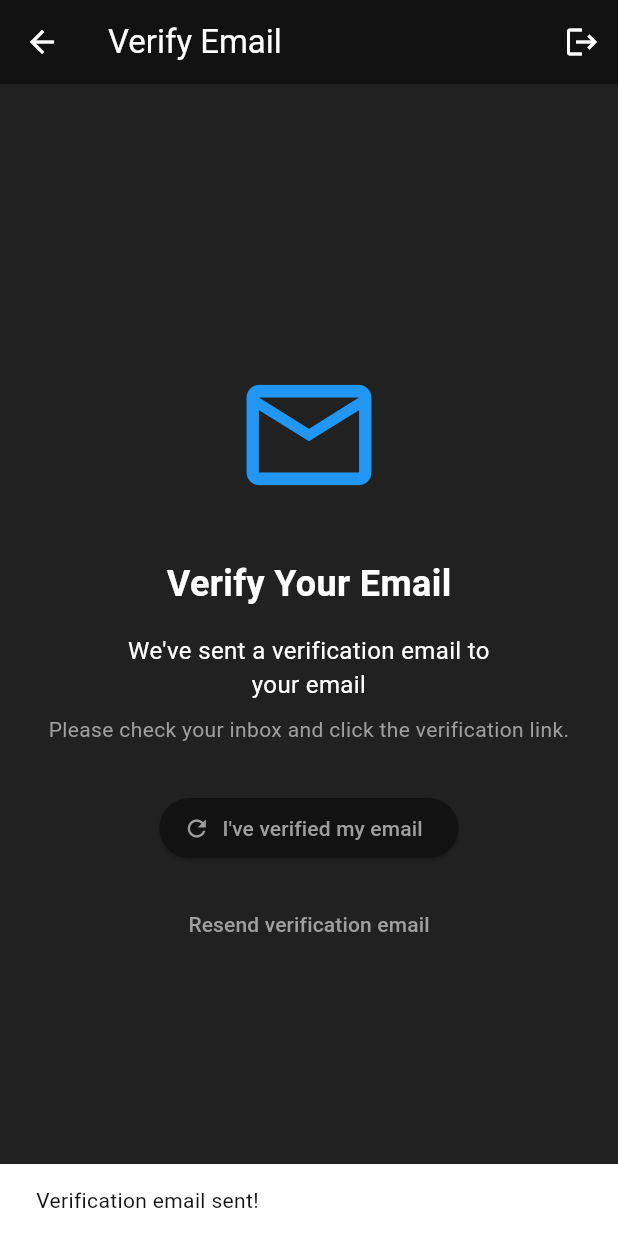
After one commit to gmbcode/azt, a Flutter app: the EmailVerificationScreen screen opened directly, after a tap on "Resend verification email", on a phone screen of 412 x 824 dp. The commit adds this screen. Run offline on Flutter 3.47's test engine with Material 3 defaults, Android fonts, the phone set to English and light mode, and no system bars; our stand-ins replace cloud_firestore, firebase_auth, firebase_core, flutter_bloc, google_sign_in; accounts and stored records are empty; network calls fail.

Commit message:
Added email verification to cubit and repo

```diff
--- a/lib/features/auth/data/firebase_auth_repo.dart
+++ b/lib/features/auth/data/firebase_auth_repo.dart
@@ -3,7 +3,7 @@ import 'package:azt/features/auth/domain/repos/auth_repo.dart';
 import 'package:firebase_auth/firebase_auth.dart';
 import 'package:google_sign_in/google_sign_in.dart';
 import 'package:flutter/foundation.dart' show kIsWeb;
-
+import 'package:cloud_firestore/cloud_firestore.dart';
 
 class FirebaseAuthRepo implements AuthRepo{
   //firebase access
@@ -19,13 +19,29 @@ class FirebaseAuthRepo implements AuthRepo{
       .signInWithEmailAndPassword(email: email, password: password);
 
       //create user
-      AppUser user = AppUser(uid: userCredential.user!.uid, email: email);
+      AppUser user = AppUser(uid: userCredential.user!.uid, email: email,emailVerified: userCredential.user!.emailVerified);
 
       //return user
       return user;
 
+    } on FirebaseAuthException catch (e){
+        switch (e.code) {
+      case 'invalid-email':
+        throw Exception('The email address is not valid.');
+      case 'user-disabled':
+        throw Exception('This user has been disabled.');
+      case 'user-not-found':
+        throw Exception('No user found for that email.');
+      case 'wrong-password':
+        throw Exception('Wrong password provided for that user.');
+      case 'too-many-requests':
+        throw Exception('Too many attempts. Try again later.');
+      case 'network-request-failed':
+        throw Exception('Please connect to internet and try again later');
+      default:
+        throw Exception('Login failed. ${e.message ?? 'Please try again.'}');
     }
-
+    }
     //catch errors
     catch(e){
       throw Exception('Login failed: $e');
@@ -42,10 +58,23 @@ class FirebaseAuthRepo implements AuthRepo{
       .createUserWithEmailAndPassword(email: email, password: password);
 
       //create user
-      AppUser user = AppUser(uid: userCredential.user!.uid, email: email);
+      AppUser user = AppUser(uid: userCredential.user!.uid, email: email,emailVerified: userCredential.user!.emailVerified);
 
       //return user
       return user;
+    } on FirebaseAuthException catch(e){
+      switch (e.code) {
+      case 'invalid-email':
+        throw Exception('The email address is not valid.');
+      case 'email-already-in-use':
+        throw Exception('Email address is already in use');
+      case 'too-many-requests':
+        throw Exception('Too many attempts. Try again later.');
+      case 'network-request-failed':
+        throw Exception('Please connect to internet and try again later');
+      default:
+        throw Exception('Registration failed. ${e.message ?? 'Please try again.'}');
+    }
     }
     catch(e){
       throw Exception('Registration failed: $e');
@@ -80,12 +109,11 @@ class FirebaseAuthRepo implements AuthRepo{
   Future<AppUser?> getCurrentUser() async{
     //get current logged in user from db
     final firebaseUser = firebaseAuth.currentUser;
-
     //no logged in user
     if (firebaseUser == null) return null;
 
     //logged in user
-    return AppUser(uid: firebaseUser.uid, email: firebaseUser.email!);
+    return AppUser(uid: firebaseUser.uid, email: firebaseUser.email!,emailVerified: firebaseUser.emailVerified);
   }
 
 
@@ -135,6 +163,7 @@ class FirebaseAuthRepo implements AuthRepo{
     AppUser appUser = AppUser(
       uid: firebaseUser.uid,
       email: firebaseUser.email ?? '',
+      emailVerified: firebaseUser.emailVerified, //Should be set to true by default after gsignin
     );
     return appUser;
   }
@@ -143,4 +172,35 @@ class FirebaseAuthRepo implements AuthRepo{
     return null;
   }
 }
+  Future<void> sendEmailVerification() async {
+    try {
+      final user = firebaseAuth.currentUser;
+      if (user != null && !user.emailVerified) {
+        await user.sendEmailVerification();
+      }
+    } catch (e) {
+      throw Exception('Failed to send verification email: $e');
+    }
+  }
+  Future<AppUser?> reloadUser() async {
+  try {
+    final user = firebaseAuth.currentUser;
+    if (user == null) return null;
+
+    // Reload user data from Firebase
+    await user.reload();
+
+    // Get the updated user
+    final updatedUser = firebaseAuth.currentUser;
+    if (updatedUser == null) return null;
+
+    return AppUser(
+      uid: updatedUser.uid,
+      email: updatedUser.email!,
+      emailVerified: updatedUser.emailVerified,
+    );
+  } catch (e) {
+    throw Exception('Failed to reload user: $e');
+  }
 }
+}
--- a/lib/features/auth/domain/entities/app_user.dart
+++ b/lib/features/auth/domain/entities/app_user.dart
@@ -1,25 +1,33 @@
 class AppUser {
   final String uid;
   final String email;
+  final bool emailVerified;
+  final String name;  // Add this field
 
   AppUser({
     required this.uid,
     required this.email,
+    this.emailVerified = false,
+    this.name = '',  // Default to empty string
   });
 
-  //app user to json converter
+  // toJson converter
   Map<String,dynamic> toJson(){
     return{
-      'uid':uid,
-      'email':email,
+      'uid': uid,
+      'email': email,
+      'emailVerified': emailVerified,
+      'name': name,
     };
   }
 
-  //json to app user converter
+  // fromJson converter
   factory AppUser.fromJson(Map<String,dynamic> jsonUser){
-      return AppUser(
-        uid: jsonUser['uid'],
-        email:jsonUser['email'],
-      );
+    return AppUser(
+      uid: jsonUser['uid'],
+      email: jsonUser['email'],
+      emailVerified: jsonUser['emailVerified'] ?? false,
+      name: jsonUser['name'] ?? '',
+    );
   }
 }
--- a/lib/features/auth/domain/repos/auth_repo.dart
+++ b/lib/features/auth/domain/repos/auth_repo.dart
@@ -9,4 +9,6 @@ abstract class AuthRepo {
   Future<String> sendPasswordResetEmail(String email);
   Future<void> deleteAccount();
   Future<AppUser?> signInWithGoogle();
+  Future<void> sendEmailVerification();
+  Future<AppUser?> reloadUser();
 }
--- a/lib/features/auth/presentation/cubits/auth_cubit.dart
+++ b/lib/features/auth/presentation/cubits/auth_cubit.dart
@@ -24,7 +24,12 @@ class AuthCubit extends Cubit<AuthState>{
 
     if (user!= null){
       _currentUser = user;
-      emit(Authenticated(user));
+        if (user.emailVerified){
+          emit(Authenticated(user));
+        }
+        else{
+          emit(EmailNotVerified(user));
+        }
     } else{
       emit(Unauthenticated());
     }
@@ -38,7 +43,12 @@ class AuthCubit extends Cubit<AuthState>{
 
       if (user != null){
         _currentUser = user;
-        emit(Authenticated(user));
+          if(user.emailVerified){
+            emit(Authenticated(user));
+          }
+          else{
+            emit(EmailNotVerified(user));
+          }
       } else{
         emit(Unauthenticated());
       }
@@ -54,10 +64,15 @@ class AuthCubit extends Cubit<AuthState>{
     try{
       emit(AuthLoading());
       final user = await authRepo.registerWithEmailPassword(name, email, pw);
-
+      authRepo.sendEmailVerification();
       if (user != null){
         _currentUser = user;
+        if(user.emailVerified){
         emit(Authenticated(user));
+        }
+        else{
+          emit(EmailNotVerified(user));
+        }
       } else{
         emit(Unauthenticated());
       }
@@ -117,4 +132,45 @@ class AuthCubit extends Cubit<AuthState>{
       emit(Unauthenticated());
     }
   }
+// Send email verification
+Future<void> sendEmailVerification() async {
+  try {
+    await authRepo.sendEmailVerification();
+  } catch (e) {
+    emit(AuthError(e.toString()));
+  }
 }
+
+// Reload user to check email verification status
+Future<void> reloadUser() async {
+  try {
+    final user = await authRepo.reloadUser();
+    if (user != null) {
+      _currentUser = user;
+      emit(Authenticated(user));
+    }
+  } catch (e) {
+    emit(AuthError(e.toString()));
+  }
+}
+Future<void> checkEmailVerification() async {
+
+    final user = await authRepo.reloadUser();
+    if (user != null) {
+      final updatedUser = await authRepo.getCurrentUser();
+
+      if (updatedUser?.emailVerified ?? false) {
+        emit(Authenticated(updatedUser!));
+      } else {
+        emit(EmailNotVerified(updatedUser!));
+      }
+    }
+  }
+  Future<void> resendVerificationEmail() async {
+    try {
+      await authRepo.sendEmailVerification();
+    } catch (e) {
+      emit(AuthError(e.toString()));
+    }
+  }
+}
--- a/lib/features/auth/presentation/cubits/auth_states.dart
+++ b/lib/features/auth/presentation/cubits/auth_states.dart
@@ -16,7 +16,10 @@ class Authenticated extends AuthState{
 
 //unauthenticated
 class Unauthenticated extends AuthState{}
-
+class EmailNotVerified extends AuthState {
+  final AppUser user;
+  EmailNotVerified(this.user);
+}
 //errors
 class AuthError extends AuthState{
   final String message;
--- /dev/null
+++ b/lib/features/auth/presentation/pages/verification_screen.dart
@@ -0,0 +1,111 @@
+import 'package:flutter/material.dart';
+import 'dart:async';
+import 'package:azt/features/auth/presentation/cubits/auth_cubit.dart';
+import 'package:azt/features/auth/presentation/cubits/auth_states.dart';
+import 'package:flutter_bloc/flutter_bloc.dart';
+
+
+class EmailVerificationScreen extends StatefulWidget {
+  const EmailVerificationScreen({Key? key}) : super(key: key);
+
+  @override
+  State<EmailVerificationScreen> createState() => _EmailVerificationScreenState();
+}
+
+class _EmailVerificationScreenState extends State<EmailVerificationScreen> {
+  Timer? _timer;
+  bool _isResending = false;
+
+  @override
+  void initState() {
+    super.initState();
+    // Auto-check verification status every 3 seconds
+    _timer = Timer.periodic(const Duration(seconds: 3), (timer) {
+      BlocProvider.of<AuthCubit>(context).checkEmailVerification();
+    });
+  }
+
+  @override
+  void dispose() {
+    _timer?.cancel();
+    super.dispose();
+  }
+
+  Future<void> _resendEmail() async {
+    setState(() => _isResending = true);
+    await BlocProvider.of<AuthCubit>(context).resendVerificationEmail();
+
+    if (mounted) {
+      ScaffoldMessenger.of(context).showSnackBar(
+        const SnackBar(content: Text('Verification email sent!')),
+      );
+      setState(() => _isResending = false);
+    }
+  }
+
+  @override
+  Widget build(BuildContext context) {
+    final authState = BlocProvider.of<AuthCubit>(context).state;
+    final userEmail = authState is EmailNotVerified ? authState.user.email : 'your email';
+
+    return Scaffold(
+      appBar: AppBar(
+        title: const Text('Verify Email'),
+        actions: [
+          IconButton(
+            icon: const Icon(Icons.logout),
+            onPressed: () => BlocProvider.of<AuthCubit>(context).logout(),
+          ),
+        ],
+      ),
+      body: Center(
+        child: Padding(
+          padding: const EdgeInsets.all(24.0),
+          child: Column(
+            mainAxisAlignment: MainAxisAlignment.center,
+            children: [
+              const Icon(
+                Icons.email_outlined,
+                size: 100,
+                color: Colors.blue,
+              ),
+              const SizedBox(height: 32),
+              const Text(
+                'Verify Your Email',
+                style: TextStyle(
+                  fontSize: 24,
+                  fontWeight: FontWeight.bold,
+                ),
+              ),
+              const SizedBox(height: 16),
+              Text(
+                'We\'ve sent a verification email to\n$userEmail',
+                textAlign: TextAlign.center,
+                style: const TextStyle(fontSize: 16),
+              ),
+              const SizedBox(height: 8),
+              const Text(
+                'Please check your inbox and click the verification link.',
+                textAlign: TextAlign.center,
+                style: TextStyle(color: Colors.grey),
+              ),
+              const SizedBox(height: 32),
+              ElevatedButton.icon(
+                onPressed: () => BlocProvider.of<AuthCubit>(context).checkEmailVerification(),
+                icon: const Icon(Icons.refresh),
+                label: const Text('I\'ve verified my email'),
+              ),
+              const SizedBox(height: 16),
+              TextButton(
+                onPressed: _isResending ? null : _resendEmail,
+                child: Text(
+                  _isResending ? 'Sending...' : 'Resend verification email',
+                ),
+              ),
+            ],
+          ),
+        ),
+      ),
+    );
+  }
+}
--- a/lib/features/home/presentation/pages/home_page.dart
+++ b/lib/features/home/presentation/pages/home_page.dart
@@ -1,3 +1,4 @@
+import 'package:azt/features/auth/data/firebase_auth_repo.dart';
 import 'package:azt/features/auth/presentation/cubits/auth_cubit.dart';
 import 'package:flutter/material.dart';
 import 'package:flutter_bloc/flutter_bloc.dart';
@@ -12,6 +13,7 @@ class HomePage extends StatefulWidget {
 class _HomePageState extends State<HomePage> {
   @override
   Widget build(BuildContext context) {
+
     return Scaffold(
       appBar: AppBar(
         title : Text("HOME"),
--- a/lib/main.dart
+++ b/lib/main.dart
@@ -3,6 +3,7 @@ import 'package:azt/features/auth/presentation/components/loading.dart';
 import 'package:azt/features/auth/presentation/cubits/auth_cubit.dart';
 import 'package:azt/features/auth/presentation/cubits/auth_states.dart';
 import 'package:azt/features/auth/presentation/pages/auth_page.dart';
+import 'package:azt/features/auth/presentation/pages/verification_screen.dart';
 // ignore: unused_import
 import 'package:azt/features/auth/presentation/pages/login_page.dart';
 // ignore: unused_import
@@ -55,7 +56,10 @@ class MyApp extends StatelessWidget {
             if(state is Authenticated){
               return const HomePage();
             }
-
+            // Email of user is not verified
+            if(state is EmailNotVerified){
+              return const EmailVerificationScreen();
+            }
             //auth is loading
             else{
               return const LoadingScreen();
--- a/pubspec.yaml
+++ b/pubspec.yaml
@@ -39,6 +39,7 @@ dependencies:
   flutter_bloc: ^9.1.1
   google_sign_in: ^7.2.0
   google_sign_in_web: ^1.1.0
+  cloud_firestore: ^6.1.0
 
 dev_dependencies:
   flutter_test:
```
Also changed, not shown: lib/features/auth/data/tempCodeRunnerFile.dart (deleted), pubspec.lock, 3 other files.
